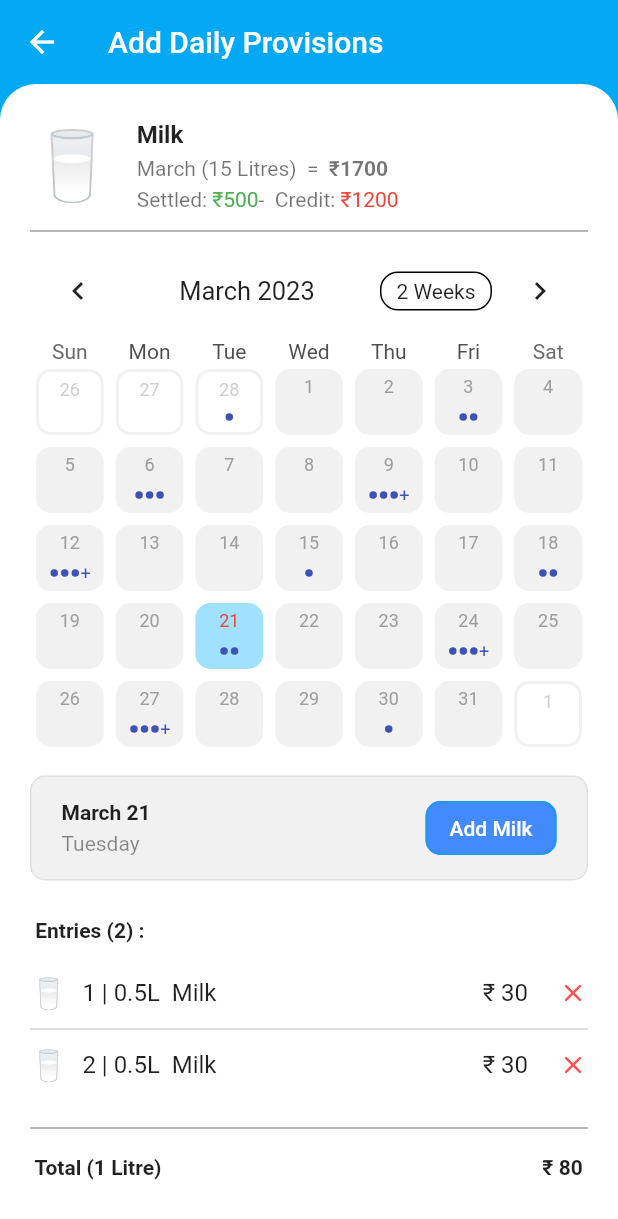
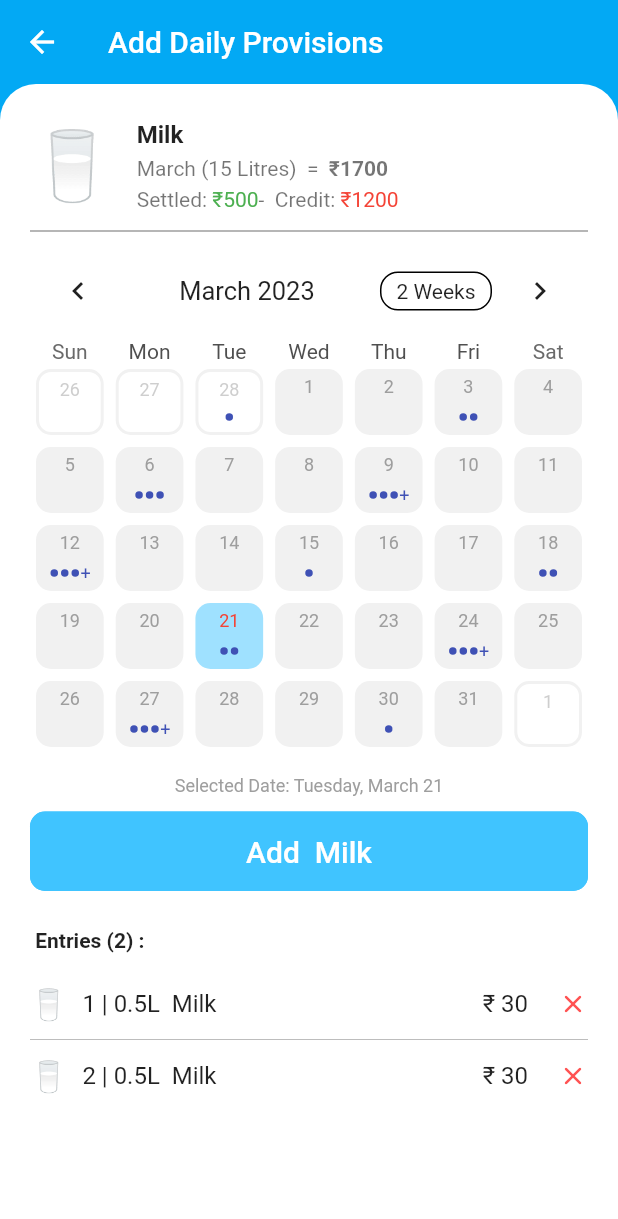
Before and after one commit to coder-selvarajan/paal_kanakku, a Flutter app: the screen it shows after launch, after a tap on "Milk", on a phone screen of 412 x 824 dp. Shown: the top 1219 px of the screen. Run offline on Flutter 3.47's test engine with Material 2 defaults, Android fonts, the phone set to English and light mode, and no system bars; drawn by our look-alikes of table_calendar; our stand-ins replace emoji_picker_flutter, isar; missing offline and left inert: dart:ffi; accounts and stored records are empty; generated files the repository leaves out were written again.

Commit message:
Provision screens - UI layout changes

```diff
--- a/lib/screens/edit_provision_screen.dart
+++ b/lib/screens/edit_provision_screen.dart
@@ -96,7 +96,7 @@ class _EditProvisionState extends State<EditProvision> {
                       },
                       icon: Icon(
                         Icons.delete,
-                        color: Colors.red[300],
+                        color: Colors.white,
                       ),
                     ),
                   ],
--- a/lib/screens/home_screen.dart
+++ b/lib/screens/home_screen.dart
@@ -509,6 +509,10 @@ class HomeItemTile extends StatelessWidget {
       decoration: BoxDecoration(
         color: Colors.grey.withOpacity(0.1),
         borderRadius: BorderRadius.circular(15.0),
+        border: Border.all(
+          color: Colors.grey.withOpacity(0.1),
+          width: 1,
+        ),
       ),
       child: ListTile(
         leading: Text(
--- a/lib/screens/provision_entry_screen.dart
+++ b/lib/screens/provision_entry_screen.dart
@@ -481,72 +481,33 @@ class _ProvisionEntryScreenState extends State<ProvisionEntryScreen> {
                       ),
                     ),
                     const SizedBox(height: 15.0),
-                    Container(
-                      padding: EdgeInsets.symmetric(
-                          horizontal: 20.0, vertical: 10.0),
-                      decoration: BoxDecoration(
-                        borderRadius: BorderRadius.circular(10.0),
-                        // color: Colors.lightBlueAccent.withOpacity(0.15),
-                        color: Colors.grey.withOpacity(0.15),
-                        border: Border.all(
-                            color: Colors.grey.withOpacity(0.2), width: 1),
+                    Center(
+                      child: Text(
+                        "Selected Date: ${DateFormat.MMMMEEEEd().format(_selectedDay)}",
+                        style: TextStyle(
+                          fontSize: textTheme.caption!.fontSize,
+                          color: Colors.grey,
+                        ),
                       ),
-                      child: Row(
-                        children: [
-                          Column(
-                            crossAxisAlignment: CrossAxisAlignment.center,
-                            mainAxisAlignment: MainAxisAlignment.center,
-                            children: [
-                              Column(
-                                crossAxisAlignment: CrossAxisAlignment.start,
-                                mainAxisAlignment: MainAxisAlignment.center,
-                                children: [
-                                  Text(
-                                    DateFormat.MMMMd().format(_selectedDay),
-                                    style: TextStyle(
-                                      fontSize: textTheme.titleSmall!.fontSize,
-                                      fontWeight: FontWeight.bold,
-                                      // color: Colors.lightBlueAccent,
-                                    ),
-                                  ),
-                                  SizedBox(
-                                    height: 5.0,
-                                  ),
-                                  Text(
-                                    DateFormat.EEEE().format(_selectedDay),
-                                    style: TextStyle(
-                                      color: Colors.black45,
-                                    ),
-                                    // style: TextStyle(
-                                    //   fontSize: textTheme.titleSmall!.fontSize,
-                                    //   fontWeight: FontWeight.bold,
-                                    //   // color: Colors.lightBlueAccent,
-                                    // ),
-                                  ),
-                                ],
-                              ),
-                              // SizedBox(
-                              //   height: 5.0,
-                              // ),
-                              // Text(
-                              //   "1L = Rs 60",
-                              //   style: TextStyle(
-                              //       color: Colors.grey,
-                              //       fontSize: textTheme.caption!.fontSize),
-                              // ),
-                            ],
-                          ),
-                          Spacer(),
-                          OutlinedButton(
-                            onPressed: () async {},
-                            style: OutlinedButton.styleFrom(
-                              backgroundColor: Colors.blueAccent,
-                              side: const BorderSide(
-                                  width: 1.5, color: Colors.blue),
-                              shape: RoundedRectangleBorder(
-                                  borderRadius: BorderRadius.circular(10.0)),
-                            ),
-                            child: Row(
+                    ),
+                    const SizedBox(height: 10.0),
+                    OutlinedButton(
+                      onPressed: () async {},
+                      style: OutlinedButton.styleFrom(
+                        backgroundColor: Colors.lightBlueAccent,
+                        side: const BorderSide(
+                            width: 1.5, color: Colors.lightBlueAccent),
+                        shape: RoundedRectangleBorder(
+                            borderRadius: BorderRadius.circular(10.0)),
+                      ),
+                      child: Padding(
+                        padding: const EdgeInsets.symmetric(vertical: 15.0),
+                        child: Row(
+                          mainAxisAlignment: MainAxisAlignment.center,
+                          children: [
+                            Column(
+                              mainAxisAlignment: MainAxisAlignment.center,
+                              crossAxisAlignment: CrossAxisAlignment.center,
                               children: [
                                 // Icon(
                                 //   Icons.add,
@@ -556,17 +517,117 @@ class _ProvisionEntryScreenState extends State<ProvisionEntryScreen> {
                                 //   width: 5.0,
                                 // ),
                                 Text(
-                                  "Add ${widget.provision}",
+                                  "Add  ${widget.provision}",
                                   style: TextStyle(
                                     color: Colors.white,
+                                    fontSize: textTheme.titleLarge!.fontSize,
                                   ),
                                 ),
+                                // SizedBox(
+                                //   height: 5,
+                                // ),
+                                // Text(
+                                //   "for March 10",
+                                //   style: TextStyle(
+                                //     color: Colors.white70,
+                                //     fontSize: textTheme.bodyLarge!.fontSize,
+                                //   ),
+                                // ),
                               ],
                             ),
-                          ),
-                        ],
+                          ],
+                        ),
                       ),
                     ),
+                    // const SizedBox(height: 15.0),
+                    // Container(
+                    //   padding: EdgeInsets.symmetric(
+                    //       horizontal: 20.0, vertical: 10.0),
+                    //   decoration: BoxDecoration(
+                    //     borderRadius: BorderRadius.circular(10.0),
+                    //     // color: Colors.lightBlueAccent.withOpacity(0.15),
+                    //     color: Colors.grey.withOpacity(0.15),
+                    //     border: Border.all(
+                    //         color: Colors.grey.withOpacity(0.2), width: 1),
+                    //   ),
+                    //   child: Row(
+                    //     children: [
+                    //       Column(
+                    //         crossAxisAlignment: CrossAxisAlignment.center,
+                    //         mainAxisAlignment: MainAxisAlignment.center,
+                    //         children: [
+                    //           Column(
+                    //             crossAxisAlignment: CrossAxisAlignment.start,
+                    //             mainAxisAlignment: MainAxisAlignment.center,
+                    //             children: [
+                    //               Text(
+                    //                 "Selected Date:",
+                    //                 // DateFormat.EEEE().format(_selectedDay),
+                    //                 style: TextStyle(
+                    //                   color: Colors.black45,
+                    //                   fontSize: textTheme.titleSmall!.fontSize,
+                    //                 ),
+                    //                 // style: TextStyle(
+                    //                 //   fontSize: textTheme.titleSmall!.fontSize,
+                    //                 //   fontWeight: FontWeight.bold,
+                    //                 //   // color: Colors.lightBlueAccent,
+                    //                 // ),
+                    //               ),
+                    //               SizedBox(
+                    //                 height: 5.0,
+                    //               ),
+                    //               Text(
+                    //                 DateFormat.MMMMEEEEd().format(_selectedDay),
+                    //                 style: TextStyle(
+                    //                   fontSize: textTheme.titleSmall!.fontSize,
+                    //                   fontWeight: FontWeight.bold,
+                    //                   // color: Colors.lightBlueAccent,
+                    //                 ),
+                    //               ),
+                    //             ],
+                    //           ),
+                    //           // SizedBox(
+                    //           //   height: 5.0,
+                    //           // ),
+                    //           // Text(
+                    //           //   "1L = Rs 60",
+                    //           //   style: TextStyle(
+                    //           //       color: Colors.grey,
+                    //           //       fontSize: textTheme.caption!.fontSize),
+                    //           // ),
+                    //         ],
+                    //       ),
+                    //       Spacer(),
+                    //       OutlinedButton(
+                    //         onPressed: () async {},
+                    //         style: OutlinedButton.styleFrom(
+                    //           backgroundColor: Colors.lightBlueAccent,
+                    //           side: const BorderSide(
+                    //               width: 1.5, color: Colors.lightBlueAccent),
+                    //           shape: RoundedRectangleBorder(
+                    //               borderRadius: BorderRadius.circular(10.0)),
+                    //         ),
+                    //         child: Row(
+                    //           children: [
+                    //             // Icon(
+                    //             //   Icons.add,
+                    //             //   color: Colors.white,
+                    //             // ),
+                    //             // SizedBox(
+                    //             //   width: 5.0,
+                    //             // ),
+                    //             Text(
+                    //               "  Add ${widget.provision}  ",
+                    //               style: TextStyle(
+                    //                 color: Colors.white,
+                    //               ),
+                    //             ),
+                    //           ],
+                    //         ),
+                    //       ),
+                    //     ],
+                    //   ),
+                    // ),
                     const SizedBox(height: 15.0),
                     ValueListenableBuilder<List<Event>>(
                       valueListenable: _selectedEvents,
@@ -680,29 +741,29 @@ class _ProvisionEntryScreenState extends State<ProvisionEntryScreen> {
                       },
                     ),
                     const SizedBox(height: 10.0),
-                    Divider(
-                      thickness: 1.0,
-                      color: Colors.grey,
-                    ),
-                    const SizedBox(height: 10.0),
-                    Row(
-                      mainAxisAlignment: MainAxisAlignment.spaceBetween,
-                      children: [
-                        Text(
-                          " Total (1 Litre)",
-                          style: TextStyle(fontWeight: FontWeight.bold),
-                        ),
-                        Text(
-                          // "15 Litres",
-                          "",
-                          style: TextStyle(fontWeight: FontWeight.bold),
-                        ),
-                        Text(
-                          "₹ 80 ",
-                          style: TextStyle(fontWeight: FontWeight.bold),
-                        ),
-                      ],
-                    ),
+                    // Divider(
+                    //   thickness: 1.0,
+                    //   color: Colors.grey,
+                    // ),
+                    // const SizedBox(height: 10.0),
+                    // Row(
+                    //   mainAxisAlignment: MainAxisAlignment.spaceBetween,
+                    //   children: [
+                    //     Text(
+                    //       " Total (1 Litre)",
+                    //       style: TextStyle(fontWeight: FontWeight.bold),
+                    //     ),
+                    //     Text(
+                    //       // "15 Litres",
+                    //       "",
+                    //       style: TextStyle(fontWeight: FontWeight.bold),
+                    //     ),
+                    //     Text(
+                    //       "₹ 80 ",
+                    //       style: TextStyle(fontWeight: FontWeight.bold),
+                    //     ),
+                    //   ],
+                    // ),
                   ],
                 ),
               ),
```
Also changed, not shown: lib/screens/list_provisions_screen.dart (+14 -7 lines), lib/screens/service_entry_screen.dart (+13 -13 lines).
